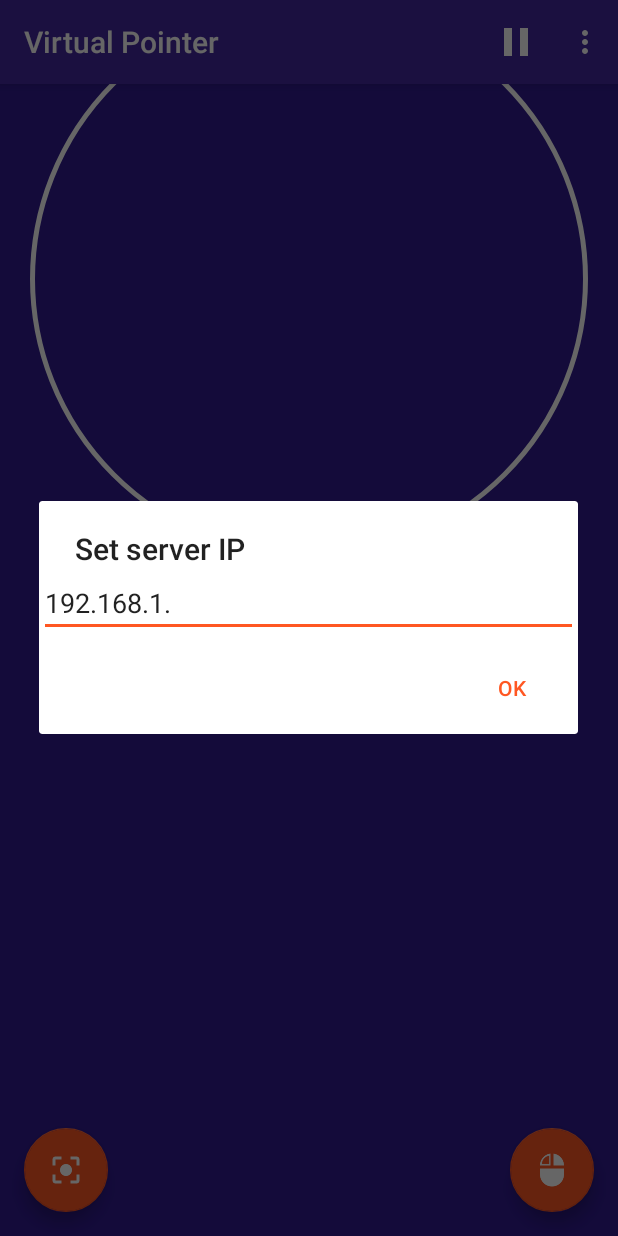
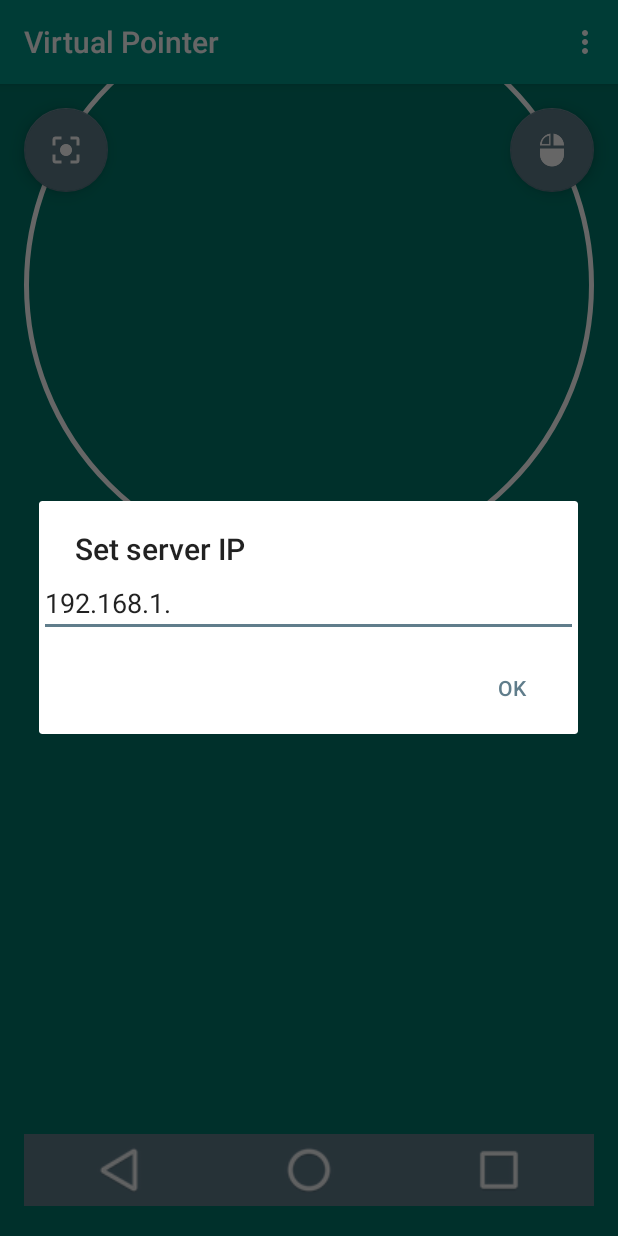
Before and after one commit to rostopira/virtual-pointer, an Android app: the screen it shows after launch (MainActivity), in the options menu, after a tap on "Set IP", on a phone screen of 412 x 824 dp. Run offline under Robolectric (Android 15) with nearby library versions, the phone set to English and light mode, and no system bars.

Commit message:
Some changes

```diff
--- a/app/src/main/java/ua/rostopira/virtualpointer/MainActivity.java
+++ b/app/src/main/java/ua/rostopira/virtualpointer/MainActivity.java
@@ -45,7 +45,7 @@ public class MainActivity extends AppCompatActivity {
                     case MotionEvent.ACTION_DOWN:
                     case MotionEvent.ACTION_POINTER_DOWN:
                         mFrame.setImageResource(R.drawable.pressed_btn);
-                        Singleton.get().sender.execute("T");
+                            Singleton.get().send("T");
                         return true;
                     case MotionEvent.ACTION_UP:
                     case MotionEvent.ACTION_POINTER_UP:
@@ -56,25 +56,16 @@ public class MainActivity extends AppCompatActivity {
             }
         });
 
-        //TODO: add buttons (back, home, recent)
-
         sensorFusion = new SensorFusion((SensorManager)getSystemService(SENSOR_SERVICE));
     }
-
-    MenuItem btnService;
 
     @Override
     public boolean onCreateOptionsMenu(Menu menu) {
         // Inflate the menu; this adds items to the action bar if it is present.
-
         MenuInflater inflater = getMenuInflater();
         inflater.inflate( R.menu.menu_main, menu );
-        btnService = menu.findItem(R.id.action_service);
-
         return true;
     }
-
-    boolean isOn = false;
 
     @Override
     public boolean onOptionsItemSelected(MenuItem item) {
@@ -84,31 +75,32 @@ public class MainActivity extends AppCompatActivity {
         int id = item.getItemId();
 
         //noinspection SimplifiableIfStatement
-
-        if (id == R.id.action_service) {
-            if (!isOn) { //TODO: make that like human
-                sensorFusion.start();
-                btnService.setIcon(R.drawable.ic_pause_white_36dp);
-            } else {//TODO: replace icons with symbols
-                sensorFusion.stop();
-                btnService.setIcon(R.drawable.ic_play_arrow_white_36dp);
-            }
-            isOn = !isOn;
-        }
-
         if (id == R.id.action_setip) {
             setIP();
+            sensorFusion.start();
         }
 
         return super.onOptionsItemSelected(item);
     }
 
     public void rightClick(View view) {
-        Singleton.get().sender.execute("L");
+        Singleton.get().send("L");
     }
 
     public void center(View view) {
         Singleton.get().setCenter();
+    }
+
+    public void back(View view) {
+        Singleton.get().send("B");
+    }
+
+    public void home(View view) {
+        Singleton.get().send("H");
+    }
+
+    public void recent(View view) {
+        Singleton.get().send("RA");
     }
 
     public void setIP() {
--- a/app/src/main/java/ua/rostopira/virtualpointer/SensorFusion.java
+++ b/app/src/main/java/ua/rostopira/virtualpointer/SensorFusion.java
@@ -10,17 +10,15 @@ import java.util.ArrayList;
 import java.util.List;
 
 /**
- * The orientation provider that delivers the absolute orientation from the {@link Sensor#TYPE_GYROSCOPE
- * Gyroscope} and {@link Sensor#TYPE_ROTATION_VECTOR Android Rotation Vector sensor}.
+ * The orientation provider that delivers the absolute orientation from the Gyroscope and Android
+ * Rotation Vector.
  *
- * It mainly relies on the gyroscope, but corrects with the Android Rotation Vector which also provides an absolute
- * estimation of current orientation. The correction is a static weight.
+ * It mainly relies on the gyroscope, but corrects with the Android Rotation Vector which also
+ * provides an absolute estimation of current orientation. The correction is a static weight.
  *
  * @author Alexander Pacha
- *
  */
 public class SensorFusion implements SensorEventListener {
-
     protected List<Sensor> sensorList = new ArrayList<Sensor>();
     protected SensorManager sensorManager;
     /**
@@ -38,95 +36,80 @@ public class SensorFusion implements SensorEventListener {
     private final Quaternion deltaQuaternion = new Quaternion();
 
     /**
-     * The Quaternions that contain the current rotation (Angle and axis in Quaternion format) of the Gyroscope
+     * The Quaternions that contain the current rotation of the Gyroscope
      */
     private Quaternion quaternionGyroscope = new Quaternion();
 
     /**
-     * The quaternion that contains the absolute orientation as obtained by the rotationVector sensor.
+     * The quaternion that contains the absolute orientation as obtained by the rotation vector.
      */
     private Quaternion quaternionRotationVector = new Quaternion();
 
-    /**
-     * The time-stamp being used to record the time when the last gyroscope event occurred.
-     */
-    private long timestamp;
+    private long timestamp = 0;
 
     /**
-     * This is a filter-threshold for discarding Gyroscope measurements that are below a certain level and
-     * potentially are only noise and not real motion. Values from the gyroscope are usually between 0 (stop) and
-     * 10 (rapid rotation), so 0.1 seems to be a reasonable threshold to filter noise (usually smaller than 0.1) and
-     * real motion (usually > 0.1). Note that there is a chance of missing real motion, if the use is turning the
-     * device really slowly, so this value has to find a balance between accepting noise (threshold = 0) and missing
-     * slow user-action (threshold > 0.5). 0.1 seems to work fine for most applications.
-     *
+     * This is a filter-threshold for discarding Gyroscope measurements that are below a certain
+     * level and potentially are only noise and not real motion. Values from the gyroscope are
+     * usually between 0-10, so 0.1 or smaller seems to be a reasonable threshold to filter noise.
+     * Note that there is a chance of missing real motion, if the use is turning the
+     * device really slowly. 0.1 seems to work fine for most applications.
      */
     private static final double EPSILON = 0.1f;
 
     /**
-     * Value giving the total velocity of the gyroscope (will be high, when the device is moving fast and low when
-     * the device is standing still). This is usually a value between 0 and 10 for normal motion. Heavy shaking can
-     * increase it to about 25. Keep in mind, that these values are time-depended, so changing the sampling rate of
-     * the sensor will affect this value!
+     * Value giving the total velocity of the gyroscope. This is usually a value between 0 and 10
+     * for normal motion. Heavy shaking can increase it to about 25.
      */
     private double gyroscopeRotationVelocity = 0;
 
     /**
-     * Flag indicating, whether the orientations were initialised from the rotation vector or not. If false, the
-     * gyroscope can not be used (since it's only meaningful to calculate differences from an initial state). If
-     * true,
-     * the gyroscope can be used normally.
+     * Flag indicating, whether the orientations were initialised from the rotation vector or not.
+     * If false, the gyroscope can not be used (since it's only meaningful to calculate differences
+     * from an initial state).
      */
     private boolean positionInitialised = false;
 
     /**
-     * Counter that sums the number of consecutive frames, where the rotationVector and the gyroscope were
-     * significantly different (and the dot-product was smaller than 0.7). This event can either happen when the
-     * angles of the rotation vector explode (e.g. during fast tilting) or when the device was shaken heavily and
-     * the gyroscope is now completely off.
+     * Counter that sums the number of consecutive frames, where the rotationVector and the
+     * gyroscope were significantly different (and the dot-product was smaller than 0.7). This
+     * event can either happen when the angles of the rotation vector explode (e.g. during fast
+     * tilting) or when the device was shaken heavily and the gyroscope is now completely off.
      */
-    private int panicCounter;
+    private int panicCounter = 0;
 
     /**
-     * This weight determines indirectly how much the rotation sensor will be used to correct. This weight will be
-     * multiplied by the velocity to obtain the actual weight. (in sensor-fusion-scenario 2 -
-     * SensorSelection.GyroscopeAndRotationVector2).
-     * Must be a value between 0 and approx. 0.04 (because, if multiplied with a velocity of up to 25, should be still
-     * less than 1, otherwise the SLERP will not correctly interpolate). Should be close to zero.
+     * This weight determines indirectly how much the rotation sensor will be used to correct. This
+     * weight will be multiplied by the velocity to obtain the actual weight.
+     * Must be a value between 0 and approx. 0.04 (if multiplied with a velocity of up to 25,
+     * should be still less than 1, otherwise the SLERP will not correctly interpolate).
      */
     private static final float INDIRECT_INTERPOLATION_WEIGHT = 0.01f;
 
     /**
-     * The threshold that indicates an outlier of the rotation vector. If the dot-product between the two vectors
-     * (gyroscope orientation and rotationVector orientation) falls below this threshold (ideally it should be 1,
-     * if they are exactly the same) the system falls back to the gyroscope values only and just ignores the
-     * rotation vector.
+     * The threshold that indicates an outlier of the rotation vector. If the dot-product between
+     * the two vectors falls below this threshold (ideally it should be 1, if they are the same)
+     * the system falls back to the gyroscope values only and just ignores the rotation vector.
      *
-     * This value should be quite high (> 0.7) to filter even the slightest discrepancies that causes jumps when
-     * tiling the device. Possible values are between 0 and 1, where a value close to 1 means that even a very small
-     * difference between the two sensors will be treated as outlier, whereas a value close to zero means that the
-     * almost any discrepancy between the two sensors is tolerated.
+     * This value should be quite high (> 0.7) to filter even the slightest discrepancies.
      */
     private static final float OUTLIER_THRESHOLD = 0.85f;
 
     /**
-     * The threshold that indicates a massive discrepancy between the rotation vector and the gyroscope orientation.
-     * If the dot-product between the two vectors
-     * (gyroscope orientation and rotationVector orientation) falls below this threshold (ideally it should be 1, if
-     * they are exactly the same), the system will start increasing the panic counter (that probably indicates a
-     * gyroscope failure).
+     * The threshold that indicates a massive discrepancy between the rotation vector and the
+     * gyroscope orientation. If the dot-product between the two vectors falls below this threshold,
+     * the system will start increasing the panic counter (probably a gyroscope fail).
      *
-     * This value should be lower than OUTLIER_THRESHOLD (0.5 - 0.7) to only start increasing the panic counter,
-     * when there is a huge discrepancy between the two fused sensors.
+     * This value should be lower than OUTLIER_THRESHOLD (0.5 - 0.7) to only start increasing the
+     * panic counter, when there is a huge discrepancy.
      */
     private static final float OUTLIER_PANIC_THRESHOLD = 0.75f;
 
     /**
-     * The threshold that indicates that a chaos state has been established rather than just a temporary peak in the
-     * rotation vector (caused by exploding angled during fast tilting).
+     * The threshold that indicates that a chaos state has been established rather than just a
+     * temporary peak in the rotation vector (caused by exploding angled during fast tilting).
      *
-     * If the chaosCounter is bigger than this threshold, the current position will be reset to whatever the
-     * rotation vector indicates.
+     * If the panicCounter is bigger than this threshold, the current position will be reset to
+     * whatever the rotation vector indicates.
      */
     private static final int PANIC_THRESHOLD = 60;
 
@@ -137,7 +120,6 @@ public class SensorFusion implements SensorEventListener {
      */
     public SensorFusion(SensorManager sensorManager) {
         this.sensorManager = sensorManager;
-        //Add the gyroscope and rotation Vector
         sensorList.add(sensorManager.getDefaultSensor(Sensor.TYPE_GYROSCOPE));
         sensorList.add(sensorManager.getDefaultSensor(Sensor.TYPE_ROTATION_VECTOR));
     }
@@ -164,7 +146,8 @@ public class SensorFusion implements SensorEventListener {
         if (event.sensor.getType() == Sensor.TYPE_ROTATION_VECTOR) {
             // Process rotation vector (just save it)
             float[] q = new float[4];
-            // Calculate angle. Starting with API_18, Android will provide this value as event.values[3]
+            // Calculate angle.
+            // Starting with API_18, Android will provide this value as event.values[3]
             SensorManager.getQuaternionFromVector(q, event.values);
             // Store in quaternion
             quaternionRotationVector= new Quaternion(q[1], q[2], q[3], -q[0]);
@@ -210,11 +193,12 @@ public class SensorFusion implements SensorEventListener {
                 // Move current gyro orientation
                 quaternionGyroscope = deltaQuaternion.multiply(quaternionGyroscope);
 
-                // Calculate dot-product to calculate whether the two orientation sensors have diverged
-                // (if the dot-product is closer to 0 than to 1), because it should be close to 1 if both are the same.
+                // Calculate dot-product to calculate whether the orientation sensors have diverged,
+                // it should be close to 1 if both are the same.
                 float dotProd = quaternionGyroscope.dotProduct(quaternionRotationVector);
 
-                // If they have diverged, rely on gyroscope only (this happens on some devices when the rotation vector "jumps").
+                // If they have diverged, rely on gyroscope only
+                // (this happens on some devices when the rotation vector "jumps").
                 if (Math.abs(dotProd) < OUTLIER_THRESHOLD) {
                     // Increase panic counter
                     if (Math.abs(dotProd) < OUTLIER_PANIC_THRESHOLD) {
@@ -224,8 +208,9 @@ public class SensorFusion implements SensorEventListener {
                     Singleton.get().setOrientation(quaternionGyroscope);
                 } else {
                     // Both are nearly saying the same. Perform normal fusion.
-                    // Interpolate with a fixed weight between the two absolute quaternions obtained from gyro and rotation vector sensors
-                    // The weight should be quite low, so the rotation vector corrects the gyro only slowly, and the output keeps responsive.
+                    // Interpolate with a fixed weight between the two absolute quaternions obtained
+                    // from gyro and rotation vector sensors. The weight should be quite low, so the
+                    // rotation vector corrects the gyro only slowly, and the output keeps responsive.
                     Quaternion interpolate = quaternionGyroscope.slerp(quaternionRotationVector,
                             (float) (INDIRECT_INTERPOLATION_WEIGHT * gyroscopeRotationVelocity));
 
@@ -235,7 +220,6 @@ public class SensorFusion implements SensorEventListener {
                     quaternionGyroscope = interpolate.clone();
                     // Reset the panic counter because both sensors are saying the same again
                     panicCounter = 0;
-                    return;
                 }
 
                 if (panicCounter > PANIC_THRESHOLD) {
@@ -247,9 +231,7 @@ public class SensorFusion implements SensorEventListener {
                         // Override current gyroscope-orientation with corrected value
                         quaternionGyroscope = quaternionRotationVector.clone();
                         panicCounter = 0;
-                        return;
                     }
-                    Log.d("Rotation Vector", "Panic reset delayed due to ongoing motion.");
                 }
             }
             timestamp = event.timestamp;
--- a/app/src/main/java/ua/rostopira/virtualpointer/Singleton.java
+++ b/app/src/main/java/ua/rostopira/virtualpointer/Singleton.java
@@ -6,23 +6,23 @@ import android.util.Log;
 import java.net.InetAddress;
 import java.net.UnknownHostException;
 
-public class Singleton {
-
+final public class Singleton {
     private static Singleton instance;
     private Quaternion center, current;
-    public UDPSender sender;
-    InetAddress IP;
+    private InetAddress IP;
 
     private Singleton() {
         center = new Quaternion();
-        sender = new UDPSender();
-        try { IP = InetAddress.getByName("192.168.1.4");
-        } catch (UnknownHostException e) { }
+        instance = this;
+        setIP("192.168.1.2");
     }
 
     public static Singleton get() {
-        if (instance==null) {
-            instance = new Singleton();
+        if (instance == null) {
+            synchronized (Singleton.class) {
+                if (instance == null)
+                    new Singleton();
+            }
         }
         return instance;
     }
@@ -30,29 +30,17 @@ public class Singleton {
     public void setOrientation(Quaternion q) {
         current = q.clone();
         Quaternion t = q.substract(center);
-        sender.execute("M",t.EulerYaw(),t.EulerPitch(),Long.toString(SystemClock.uptimeMillis()));
+        send("M", t.EulerYaw(), t.EulerPitch(), Long.toString(SystemClock.uptimeMillis()));
     }
 
     public void setCenter() {
         center = current.clone();
     }
 
-    /*
-    public String X() {
-        return Float.toString(currentOrientation.EulerYaw());
-    }
-
-    public String Y() {
-        return Float.toString(currentOrientation.EulerPitch());
-    }
-    */
-
     public boolean setIP(String ip) {
         InetAddress temp = IP;
         try {
             IP = InetAddress.getByName(ip);
-            sender.cancel(false);
-            sender = new UDPSender();
             return true;
         } catch (UnknownHostException e) {
             IP = temp;
@@ -60,4 +48,9 @@ public class Singleton {
             return false;
         }
     }
+
+    public void send(String... strings) {
+        UDPSender sender = new UDPSender(IP);
+        sender.execute(strings);
+    }
 }
--- a/app/src/main/java/ua/rostopira/virtualpointer/UDPSender.java
+++ b/app/src/main/java/ua/rostopira/virtualpointer/UDPSender.java
@@ -3,46 +3,38 @@ package ua.rostopira.virtualpointer;
 import android.os.AsyncTask;
 import android.util.Log;
 
-import java.io.IOException;
 import java.net.DatagramPacket;
 import java.net.DatagramSocket;
+import java.net.InetAddress;
 
 public class UDPSender extends AsyncTask<String, Void, Void> {
-    DatagramSocket socket;
     public static final int port = 6969;
+    InetAddress IP;
 
-    public UDPSender() {
-        try {
-            socket = new DatagramSocket(port, Singleton.get().IP);
-        } catch (Exception e) {
-            Log.e("UDPSender", "Failed to open socket");
-        }
+    public UDPSender(InetAddress ip) {
+        IP = ip;
     }
 
     @Override
     public Void doInBackground(String... message) {
-        if ( (socket==null) | (message[0]==null) ) {
-            Log.e("UDPSender", "Packet not sent. Null socket or message");
+        if (message[0] == null) {
+            Log.e("UDPSender", "Null message");
             return null;
         }
         String t = message[0];
         for (int i=1; i<message.length; i++)
             t = t+" "+message[i];
         byte[] bytes = t.getBytes();
-        DatagramPacket packet = new DatagramPacket(bytes, bytes.length);
         try {
+            DatagramSocket socket = new DatagramSocket();
+            DatagramPacket packet = new DatagramPacket(bytes, bytes.length, IP, port);
             socket.send(packet);
-            Log.d("UDPSender", "Packet sent");
-        } catch (IOException e) {
-            Log.e("UDPSender", "I/O Exception");
+            Log.d("UDPSender", "99 bottles on the wall");
+            socket.close();
+        } catch (Exception e) {
+            Log.e("UDPSender", "Exception. FUUUUUUUUUCKing network");
         }
         return null;
     }
 
-    @Override
-    public void onCancelled(Void result) {
-        socket.close();
-        Log.d("UDPSender", "Socket closed due errors");
-    }
-
 }
--- a/app/src/main/res/layout/activity_main.xml
+++ b/app/src/main/res/layout/activity_main.xml
@@ -19,25 +19,73 @@
     <ImageView
         android:layout_width="fill_parent"
         android:layout_height="wrap_content"
-        android:layout_marginLeft="20dp"
-        android:layout_marginRight="20dp"
-        android:layout_marginBottom="44dp"
+        android:layout_marginLeft="16dp"
+        android:layout_marginRight="16dp"
+        android:layout_marginBottom="64dp"
         android:src="@drawable/tap_btn"
         android:layout_gravity="center_horizontal"
         android:id="@+id/tap_button"/>
 
-
-    <android.support.design.widget.FloatingActionButton android:id="@+id/fab"
-        android:layout_width="wrap_content" android:layout_height="wrap_content"
-        android:layout_gravity="bottom|end" android:layout_margin="@dimen/fab_margin"
-        android:src="@drawable/ic_mouse_right_btn_white_24dp"
-        android:onClick="rightClick" />
+        <android.support.design.widget.FloatingActionButton
+            android:id="@+id/fab2"
+            android:layout_gravity="top|left"
+            android:src="@drawable/ic_center_focus_strong_white_24dp"
+            android:onClick="center"
+            android:layout_weight="1"
+            android:layout_width="wrap_content"
+            android:layout_height="wrap_content"
+            android:layout_marginLeft="@dimen/fab_margin"
+            android:layout_marginTop="72dp"/>
 
 
-    <android.support.design.widget.FloatingActionButton android:id="@+id/fab2"
-        android:layout_width="wrap_content" android:layout_height="wrap_content"
-        android:layout_gravity="bottom|start" android:layout_margin="@dimen/fab_margin"
-        android:src="@drawable/ic_center_focus_strong_white_24dp"
-        android:onClick="center"/>
+        <LinearLayout
+            android:layout_width="match_parent"
+            android:layout_height="48dp"
+            android:orientation="horizontal"
+            android:layout_gravity="bottom"
+            android:layout_weight="3"
+            android:layout_marginRight="16dp"
+            android:layout_marginLeft="16dp"
+            android:layout_marginBottom="20dp">
+
+            <ImageButton
+                android:layout_width="wrap_content"
+                android:layout_height="match_parent"
+                android:layout_weight="1"
+                android:background="@color/colorAccent"
+                android:src="@drawable/ic_sysbar_back"
+                android:onClick="back" />
+
+
+
+            <ImageButton
+                android:layout_width="wrap_content"
+                android:layout_height="match_parent"
+                android:layout_weight="1"
+                android:background="@color/colorAccent"
+                android:src="@drawable/ic_sysbar_home"
+                android:onClick="home" />
+
+            <ImageButton
+                android:layout_width="wrap_content"
+                android:layout_height="match_parent"
+                android:layout_weight="1"
+                android:background="@color/colorAccent"
+                android:src="@drawable/ic_sysbar_recent"
+                android:nestedScrollingEnabled="false"
+                android:onClick="recent" />
+
+
+        </LinearLayout>
+
+        <android.support.design.widget.FloatingActionButton
+            android:id="@+id/fab"
+            android:layout_width="wrap_content" android:layout_height="wrap_content"
+            android:layout_gravity="top|right"
+            android:src="@drawable/ic_mouse_right_btn_white_24dp"
+            android:onClick="rightClick"
+            android:layout_weight="1"
+            android:layout_marginRight="@dimen/fab_margin"
+            android:layout_marginTop="72dp"/>
 
 </android.support.design.widget.CoordinatorLayout>
--- a/app/src/main/res/menu/menu_main.xml
+++ b/app/src/main/res/menu/menu_main.xml
@@ -4,13 +4,6 @@
     <item android:id="@+id/action_settings" android:title="@string/action_settings"
         android:orderInCategory="100" app:showAsAction="never" />
 
-    <item
-        android:id="@+id/action_service"
-        android:orderInCategory="100"
-        app:showAsAction="always"
-        android:icon="@drawable/ic_play_arrow_white_36dp"
-        android:title="Service"/>
-
     <item android:title="Set IP"
         app:showAsAction="never"
         android:id="@+id/action_setip"/>
--- a/app/src/main/res/values/colors.xml
+++ b/app/src/main/res/values/colors.xml
@@ -1,11 +1,12 @@
 <?xml version="1.0" encoding="utf-8"?>
+    <!-- Palette generated by Material Palette - materialpalette.com/teal/blue-grey -->
 <resources>
-    <!-->
-    <color name="colorPrimary">#1E224F</color>
-    <color name="colorPrimaryDark">#0f1126</color>
-    </!-->
-
-    <color name="colorPrimary">#4527A0</color>
-    <color name="colorPrimaryDark">#311B92</color>
-    <color name="colorAccent">#FF5722</color>
+    <color name="colorPrimary">#009688</color>
+    <color name="colorPrimaryDark">#00796B</color>
+    <color name="colorPrimaryLight">#B2DFDB</color>
+    <color name="colorAccent">#607D8B</color>
+    <color name="colorPrimaryText">#212121</color>
+    <color name="colorSecondaryText">#727272</color>
+    <color name="colorIcons">#FFFFFF</color>
+    <color name="colorDivider">#B6B6B6</color>
 </resources>
--- a/app/src/main/res/values/styles.xml
+++ b/app/src/main/res/values/styles.xml
@@ -7,6 +7,7 @@
         <item name="colorPrimaryDark">@color/colorPrimaryDark</item>
         <item name="colorAccent">@color/colorAccent</item>
     </style>
+    <!-- Customize your theme here. -->
     <style name="AppTheme.NoActionBar">
         <item name="windowActionBar">false</item>
         <item name="windowNoTitle">true</item>
```
Also changed, not shown: app/src/main/AndroidManifest.xml (+1 -7 lines), app/src/main/res/drawable/ic_pause_white_36dp.png (deleted), app/src/main/res/drawable/ic_play_arrow_white_36dp.png (deleted), app/src/main/res/drawable/ic_sysbar_back.png (added), app/src/main/res/drawable/ic_sysbar_home.png (added), app/src/main/res/drawable/ic_sysbar_recent.png (added), 1 other file.
